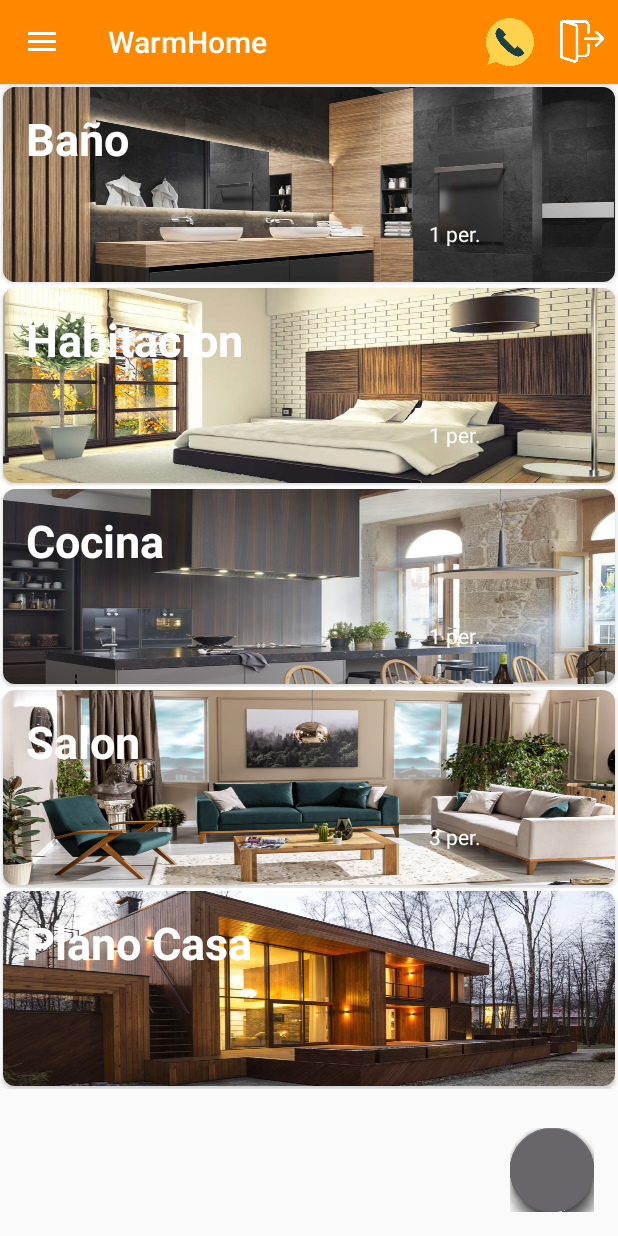
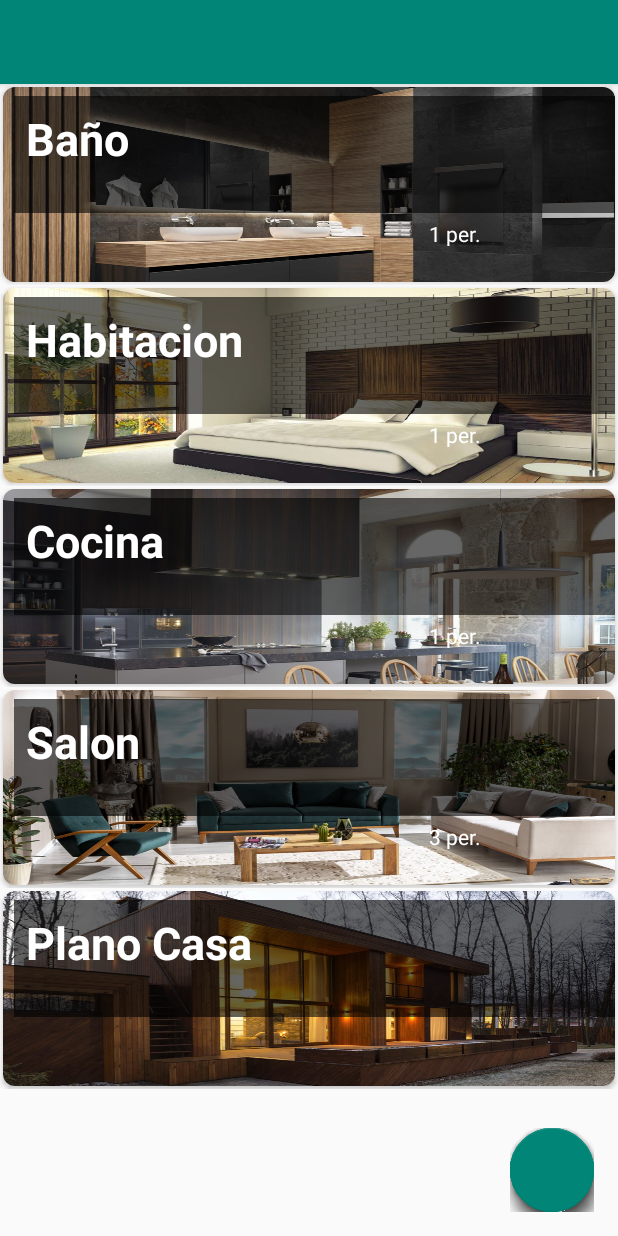
Before and after one commit to maresrod/WarmHome, an Android app: the MainActivity screen opened directly, with no data from a screen before it, on a phone screen of 412 x 824 dp. Run offline under Robolectric (Android 15) with nearby library versions, the phone set to English and light mode, and no system bars; our stand-ins replace Firebase (no records; nobody signed in at launch, a user with empty details on screens opened directly); libraries missing offline, so code that uses them is left out: com.firebase.ui, com.getbase.floatingactionbutton; plain views replace FloatingActionButton, FloatingActionsMenu; 15 statements that could not run were skipped.

Commit message:
Darkmode
darkmode

```diff
--- a/app/src/main/java/com/example/warmhome/MainActivity.java
+++ b/app/src/main/java/com/example/warmhome/MainActivity.java
@@ -67,28 +67,15 @@ public class MainActivity extends AppCompatActivity implements NavigationView.On
         super.onCreate(savedInstanceState);
         setContentView(R.layout.activity_landing);
 
+        setTheme(R.style.DarkTheme);
+
         flag = isUserLogged();
-
-        NavigationView navigation = findViewById(R.id.nav_view);
-        View hView = navigation.getHeaderView(0);
 
         FirebaseUser usuario = FirebaseAuth.getInstance().getCurrentUser();
 
-        if (flag) {
-            TextView name = hView.findViewById(R.id.menunombre);
-            name.setText(usuario.getDisplayName());
-            TextView email = hView.findViewById(R.id.menucorreo);
-            email.setText(usuario.getEmail());
-        } else {
-            TextView name = hView.findViewById(R.id.menunombre);
-            name.setText("Anónimo");
-            TextView email = hView.findViewById(R.id.menucorreo);
-            email.setText("");
-        }
-
 //      TOOLBAR
         Toolbar toolbar = findViewById(R.id.toolbar);
-        setSupportActionBar(toolbar);
+        //setSupportActionBar(toolbar);
 
 //      MENU FLOTANTE
         final FloatingActionsMenu menuBotones = (FloatingActionsMenu) findViewById(R.id.grupofab);
@@ -177,14 +164,7 @@ public class MainActivity extends AppCompatActivity implements NavigationView.On
             }
         });
 
-        mDrawerLayout = (DrawerLayout) findViewById(R.id.drawer);
-        mToggle = new ActionBarDrawerToggle(this, mDrawerLayout, R.string.open, R.string.close);
-        mDrawerLayout.addDrawerListener(mToggle);
-        mToggle.syncState();
-        getSupportActionBar().setDisplayHomeAsUpEnabled(true);
 
-        NavigationView navigationView = (NavigationView) findViewById(R.id.nav_view);
-        navigationView.setNavigationItemSelectedListener(this);
     }
 
     @SuppressWarnings("StatementWithEmptyBody")
--- a/app/src/main/java/com/example/warmhome/RoomsActivity.java
+++ b/app/src/main/java/com/example/warmhome/RoomsActivity.java
@@ -27,7 +27,7 @@ public class RoomsActivity extends FragmentActivity {
     protected void onCreate(Bundle savedInstanceState) {
         super.onCreate(savedInstanceState);
         setContentView(R.layout.activity_rooms);
-
+        //setTheme(R.style.DarkTheme);
         Resources res = getResources();
 
         tabHost =  findViewById(android.R.id.tabhost);
--- a/app/src/main/res/drawable/popup_bg.xml
+++ b/app/src/main/res/drawable/popup_bg.xml
@@ -8,7 +8,7 @@
             <size
                 android:width="40dp"
                 android:height="40dp" />
-            <solid android:color="#F86F05" />
+            <solid android:color="?attr/colorPrimaryDark" />
             <corners
                 android:radius="18dp"
                 />
@@ -21,7 +21,7 @@
             <size
                 android:width="30dp"
                 android:height="30dp" />
-            <solid android:color="#FFFFFF" />
+            <solid android:color="?attr/colorBackground" />
             <corners
                 android:radius="0dp"
                 />
--- a/app/src/main/res/layout/activity_landing.xml
+++ b/app/src/main/res/layout/activity_landing.xml
@@ -1,7 +1,6 @@
 <?xml version="1.0" encoding="utf-8"?>
 <androidx.coordinatorlayout.widget.CoordinatorLayout xmlns:android="http://schemas.android.com/apk/res/android"
     xmlns:app="http://schemas.android.com/apk/res-auto"
-    xmlns:fab="http://schemas.android.com/apk/res-auto"
     xmlns:tools="http://schemas.android.com/tools"
     android:layout_width="match_parent"
     android:layout_height="match_parent"
@@ -11,15 +10,13 @@
     <com.google.android.material.appbar.AppBarLayout
         android:layout_width="match_parent"
         android:layout_height="wrap_content"
-        android:theme="@style/AppTheme.AppBarOverlay"
-        android:background="@color/colorApp">
+        android:background="?attr/colorAccent">
 
         <androidx.appcompat.widget.Toolbar
             android:id="@+id/toolbar"
             android:layout_width="match_parent"
             android:layout_height="?attr/actionBarSize"
-            android:background="@color/colorApp"
-            app:popupTheme="@style/AppTheme.PopupOverlay" />
+            />
 
     </com.google.android.material.appbar.AppBarLayout>
 
@@ -41,10 +38,7 @@
         android:layout_gravity="bottom|end"
         android:layout_margin="@dimen/fab_margin"
         app:fab_labelStyle="@style/etiqueta"
-        app:fab_addButtonColorNormal="@color/colorApp"
         app:fab_addButtonColorPressed="@color/colorFondoMenu">
-
-
 
         <com.getbase.floatingactionbutton.FloatingActionButton
             android:id="@+id/fab1"
@@ -101,25 +95,7 @@
             />
     </com.getbase.floatingactionbutton.FloatingActionsMenu>
 
-    <androidx.drawerlayout.widget.DrawerLayout
-        android:id="@+id/drawer"
-        android:layout_width="278dp"
-        android:layout_height="match_parent">
 
-        <com.google.android.material.navigation.NavigationView
-            android:id="@+id/nav_view"
-            android:layout_width="wrap_content"
-            android:layout_height="match_parent"
-            android:layout_gravity="start"
-            android:layout_marginTop="55dp"
-            android:background="#FF8800"
-            app:headerLayout="@layout/header_menu"
-            app:itemIconTint="@color/whiteLanding"
-            app:itemTextColor="@color/whiteLanding"
-            app:menu="@menu/drawermenu">
-
-        </com.google.android.material.navigation.NavigationView>
-    </androidx.drawerlayout.widget.DrawerLayout>
 
 
 </androidx.coordinatorlayout.widget.CoordinatorLayout>
--- a/app/src/main/res/layout/activity_rooms.xml
+++ b/app/src/main/res/layout/activity_rooms.xml
@@ -4,6 +4,7 @@
     android:id="@android:id/tabhost"
     android:layout_width="match_parent"
     android:layout_height="match_parent">
+
     <LinearLayout
         android:layout_width="match_parent"
         android:layout_height="match_parent"
--- a/app/src/main/res/layout/elementos_landing.xml
+++ b/app/src/main/res/layout/elementos_landing.xml
@@ -4,7 +4,7 @@
     xmlns:card_view="http://schemas.android.com/apk/res-auto"
     android:layout_width="match_parent"
     android:layout_height="wrap_content"
-    android:background="@color/whiteLanding">
+    >
 
     <androidx.cardview.widget.CardView
         android:id="@+id/card_view"
@@ -20,7 +20,8 @@
 
         <RelativeLayout
             android:layout_width="match_parent"
-            android:layout_height="match_parent">
+            android:layout_height="match_parent"
+            >
 
             <ImageView
                 android:id="@+id/fondo"
@@ -31,7 +32,7 @@
 
             <TextView
                 android:id="@+id/nombre"
-                style="@style/TextAppearance.AppCompat.Headline"
+                android:background="#99000000"
                 android:layout_width="match_parent"
                 android:layout_height="wrap_content"
                 android:layout_above="@+id/notificaciones"
@@ -43,14 +44,13 @@
                 android:layout_marginTop="6dp"
                 android:layout_marginBottom="-4dp"
                 android:padding="8dp"
-                android:textColor="@color/whiteLanding"
                 android:textSize="30sp"
                 android:textStyle="bold" />
 
             <TextView
                 android:id="@+id/notificaciones"
-                style="@style/TextAppearance.AppCompat.Headline"
                 android:layout_width="117dp"
+                android:background="#00000000"
                 android:layout_height="34dp"
                 android:layout_alignBottom="@+id/fondo"
                 android:layout_alignParentStart="true"
@@ -59,7 +59,6 @@
                 android:layout_marginLeft="276dp"
                 android:layout_marginBottom="16dp"
                 android:padding="8dp"
-                android:textColor="@color/whiteLanding"
                 android:textSize="14sp" />
         </RelativeLayout>
 
--- a/app/src/main/res/layout/ventana.xml
+++ b/app/src/main/res/layout/ventana.xml
@@ -41,7 +41,6 @@
         android:layout_marginEnd="32dp"
         android:layout_marginRight="32dp"
         android:text="VENTANAS"
-        android:textColor="#ffff"
         android:textSize="24sp"
         android:textStyle="bold"
         app:layout_constraintEnd_toStartOf="@+id/cruz"
--- a/app/src/main/res/menu/menu_main.xml
+++ b/app/src/main/res/menu/menu_main.xml
@@ -7,12 +7,14 @@
         android:orderInCategory="1"
         android:icon="@drawable/telefono_movil"
         android:title="Llamar al tecnico"
-        app:showAsAction="always|collapseActionView"></item>
+        app:showAsAction="always|collapseActionView"
+        >
+
+    </item>
     <item
         android:id="@+id/cerrar_sesion"
         android:orderInCategory="1"
         android:icon="@drawable/logout"
         android:title="@string/cerrar_sesion"
         app:showAsAction="always|collapseActionView"/>
-
 </menu>
--- a/app/src/main/res/values/colors.xml
+++ b/app/src/main/res/values/colors.xml
@@ -8,4 +8,5 @@
     <color name="colorAppDark">#E97000</color>
     <color name="whiteLanding">#FFFFFF</color>
     <color name="backgroungLanding">#F8FACF</color>
+    <color name="NEGRAZO">#000000</color>
 </resources>
--- a/app/src/main/res/values/styles.xml
+++ b/app/src/main/res/values/styles.xml
@@ -1,11 +1,31 @@
 <resources>
 
     <!-- Base application theme. -->
-    <style name="AppTheme" parent="Theme.AppCompat.Light.NoActionBar">
-        <!-- Customize your theme here. -->
-        <item name="colorPrimary">@color/colorPrimary</item>
-        <item name="colorPrimaryDark">@color/colorPrimaryDark</item>
-        <item name="colorAccent">@color/colorAccent</item>
+
+    <style name="LightTheme" parent="AppTheme">
+        <item name="colorPrimary">#29acc3</item>
+        <item name="colorPrimaryDark">#1d7b8c</item>
+        <item name="colorAccent">#29acc3</item>
+        <item name="android:colorBackground">#ffffff</item>
+        <item name="btnColor">#BBBBBB</item>
+        <item name="navBackground">#ffffff</item>
+    </style>
+
+    <style name="DarkTheme" parent="AppTheme">
+        <item name="colorPrimary">#29acc3</item>
+        <item name="colorPrimaryDark">#FF4081</item>
+        <item name="colorAccent">#29acc3</item>
+        <item name="android:colorBackground">#3C3C3C</item>
+        <item name="android:textColor">#ffffff</item>
+        <item name="btnColor">#228FA2</item>
+        <item name="navBackground">#3C3C3C</item>
+        <item name="android:color">#DF0B0B</item>
+
+    </style>
+
+
+    <style name="AppTheme" parent="Theme.AppCompat.DayNight">
+
     </style>
 
     <style name="AppTheme.NoActionBar">
```
Also changed, not shown: app/src/main/res/layout/activity_main.xml (+0 -18 lines), app/src/main/res/values/attrs.xml (added, +11 -0 lines), 1 other file.
